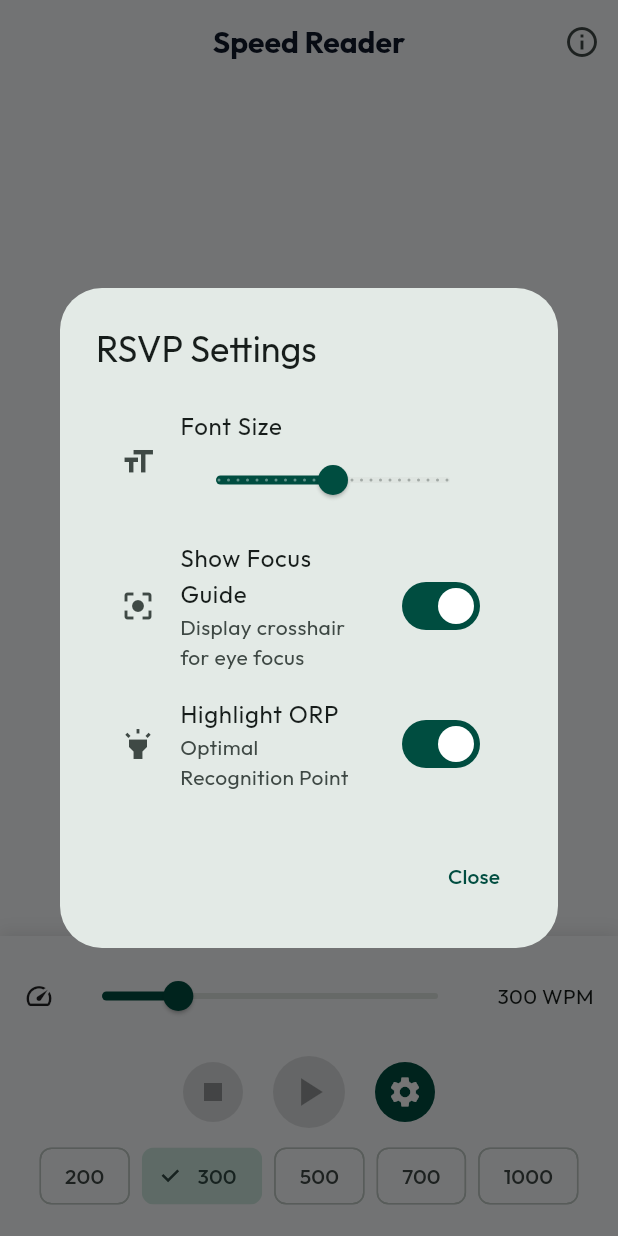
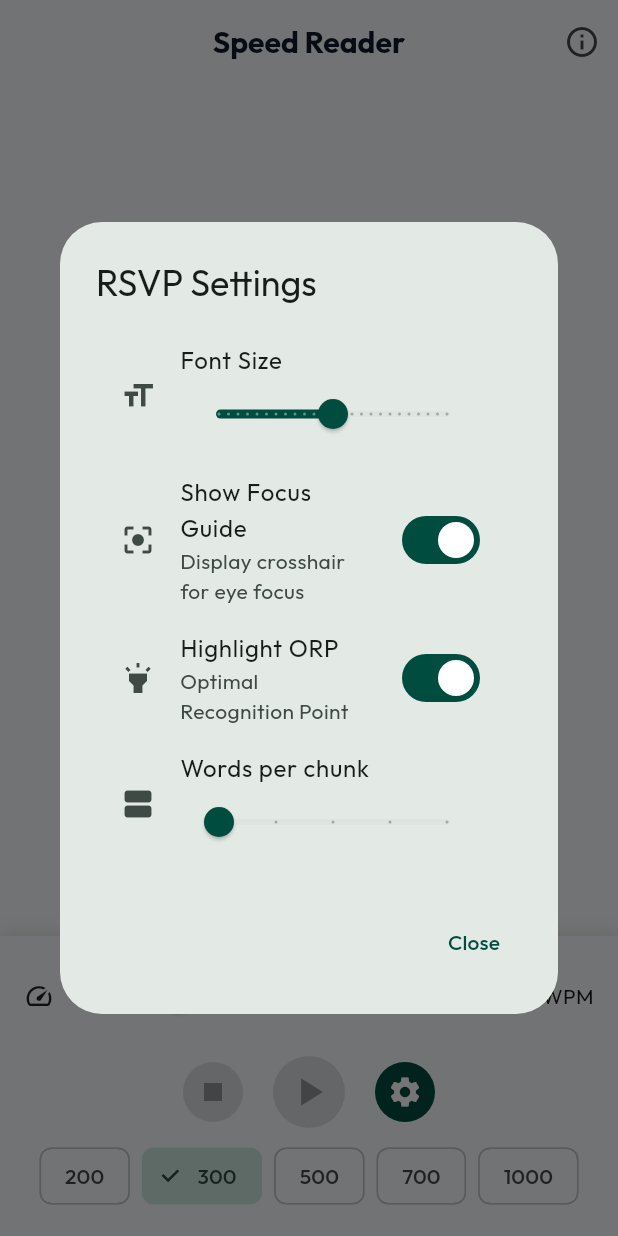
Before and after one commit to HassanTeslim007/speed_reader, a Flutter app: the RsvpScreen screen opened by its route, after a tap on the "settings" icon, on a phone screen of 412 x 824 dp. Run offline on Flutter 3.47's test engine with Material 3 defaults, Android fonts, the phone set to English and light mode, and no system bars; our stand-ins replace equatable, file_picker, flutter_spinkit, go_router, google_fonts, shared_preferences; missing offline and left inert: pdfx, syncfusion_flutter_pdf; accounts and stored records are empty.

Commit message:
feat: Add text reader screen with HTML parsing and RSVP chunking functionality.

```diff
--- a/lib/core/constants/app_constants.dart
+++ b/lib/core/constants/app_constants.dart
@@ -34,5 +34,5 @@ class AppConstants {
   static const String keyReadingProgress = 'reading_progress_';
 
   // Supported File Extensions
-  static const List<String> supportedExtensions = ['pdf'];
+  static const List<String> supportedExtensions = ['pdf', 'txt', 'html'];
 }
--- a/lib/core/router/app_router.dart
+++ b/lib/core/router/app_router.dart
@@ -4,6 +4,7 @@ import 'package:speed_reader/features/pdf_viewer/screens/pdf_viewer_screen.dart'
 import 'package:speed_reader/features/settings/screens/settings_screen.dart';
 import 'package:speed_reader/features/speed_reader/screens/rsvp_screen.dart';
 import 'package:speed_reader/features/splash/screens/splash_screen.dart';
+import 'package:speed_reader/features/text_viewer/screens/text_reader_screen.dart';
 
 /// App routing configuration
 class AppRouter {
@@ -13,6 +14,7 @@ class AppRouter {
   static const String splash = '/splash';
   static const String library = '/library';
   static const String pdfViewer = '/pdf-viewer';
+  static const String textReader = '/text-reader';
   static const String settings = '/settings';
   static const String rsvp = '/rsvp';
 
@@ -29,6 +31,14 @@ class AppRouter {
         path: library,
         name: 'library',
         builder: (context, state) => const LibraryScreen(),
+      ),
+      GoRoute(
+        path: textReader,
+        name: 'text-reader',
+        builder: (context, state) {
+          final filePath = state.extra as String?;
+          return TextReaderScreen(filePath: filePath);
+        },
       ),
       GoRoute(
         path: pdfViewer,
--- a/lib/features/speed_reader/models/rsvp_settings.dart
+++ b/lib/features/speed_reader/models/rsvp_settings.dart
@@ -10,6 +10,7 @@ class RsvpSettings extends Equatable {
   final Color highlightColor;
   final bool showFocusGuide;
   final bool highlightORP; // Optimal Recognition Point
+  final int chunkSize; // Number of words to display at once
 
   const RsvpSettings({
     this.wordsPerMinute = 300,
@@ -19,6 +20,7 @@ class RsvpSettings extends Equatable {
     this.highlightColor = Colors.red,
     this.showFocusGuide = true,
     this.highlightORP = true,
+    this.chunkSize = 1,
   });
 
   RsvpSettings copyWith({
@@ -29,6 +31,7 @@ class RsvpSettings extends Equatable {
     Color? highlightColor,
     bool? showFocusGuide,
     bool? highlightORP,
+    int? chunkSize,
   }) {
     return RsvpSettings(
       wordsPerMinute: wordsPerMinute ?? this.wordsPerMinute,
@@ -38,11 +41,12 @@ class RsvpSettings extends Equatable {
       highlightColor: highlightColor ?? this.highlightColor,
       showFocusGuide: showFocusGuide ?? this.showFocusGuide,
       highlightORP: highlightORP ?? this.highlightORP,
+      chunkSize: chunkSize ?? this.chunkSize,
     );
   }
 
-  /// Get delay between words in milliseconds
-  int get delayMs => (60000 / wordsPerMinute).round();
+  /// Get delay between chunks in milliseconds
+  int get delayMs => (60000 / (wordsPerMinute / chunkSize)).round();
 
   @override
   List<Object?> get props => [
@@ -53,5 +57,6 @@ class RsvpSettings extends Equatable {
     highlightColor,
     showFocusGuide,
     highlightORP,
+    chunkSize,
   ];
 }
--- a/lib/features/speed_reader/providers/rsvp_provider.dart
+++ b/lib/features/speed_reader/providers/rsvp_provider.dart
@@ -17,7 +17,11 @@ class RsvpProvider extends ChangeNotifier {
   RsvpPlaybackState get playbackState => _playbackState;
   List<String> get words => _words;
   int get currentWordIndex => _currentWordIndex;
-  String get currentWord => _words.isEmpty ? '' : _words[_currentWordIndex];
+  String get currentWord {
+    if (_words.isEmpty) return '';
+    final endIndex = (_currentWordIndex + _settings.chunkSize).clamp(0, _words.length);
+    return _words.sublist(_currentWordIndex, endIndex).join(' ');
+  }
   int get totalWords => _words.length;
   double get progress =>
       _words.isEmpty ? 0.0 : _currentWordIndex / _words.length;
@@ -72,8 +76,8 @@ class RsvpProvider extends ChangeNotifier {
 
   /// Move to next word
   void _nextWord() {
-    if (_currentWordIndex < _words.length - 1) {
-      _currentWordIndex++;
+    if (_currentWordIndex + _settings.chunkSize < _words.length) {
+      _currentWordIndex += _settings.chunkSize;
       notifyListeners();
     } else {
       // Reached end
@@ -84,7 +88,7 @@ class RsvpProvider extends ChangeNotifier {
   /// Jump to specific word index
   void jumpToWord(int index) {
     if (index >= 0 && index < _words.length) {
-      _currentWordIndex = index;
+      _currentWordIndex = index - (index % _settings.chunkSize);
       notifyListeners();
     }
   }
--- a/lib/features/speed_reader/widgets/rsvp_controls.dart
+++ b/lib/features/speed_reader/widgets/rsvp_controls.dart
@@ -189,6 +189,24 @@ class RsvpControls extends StatelessWidget {
                     );
                   },
                 ),
+
+                // Chunk Size slider
+                ListTile(
+                  leading: const Icon(Icons.view_agenda),
+                  title: const Text('Words per chunk'),
+                  subtitle: Slider(
+                    value: provider.settings.chunkSize.toDouble(),
+                    min: 1,
+                    max: 5,
+                    divisions: 4,
+                    label: provider.settings.chunkSize.toString(),
+                    onChanged: (value) {
+                      provider.updateSettings(
+                        provider.settings.copyWith(chunkSize: value.round()),
+                      );
+                    },
+                  ),
+                ),
               ],
             ),
           ),
--- a/lib/features/speed_reader/widgets/rsvp_display.dart
+++ b/lib/features/speed_reader/widgets/rsvp_display.dart
@@ -7,7 +7,6 @@ import 'package:speed_reader/features/speed_reader/providers/rsvp_provider.dart'
 class RsvpDisplay extends StatelessWidget {
   const RsvpDisplay({super.key});
 
-  /// Find the Optimal Recognition Point (ORP) - usually around 1/3 from start
   int _findORP(String word) {
     if (word.length <= 1) return 0;
     return (word.length * 0.35).round();
@@ -32,14 +31,15 @@ class RsvpDisplay extends StatelessWidget {
           );
         }
 
-        final orpIndex = _findORP(word);
-
         return Container(
           color: settings.backgroundColor,
           child: Stack(
             children: [
               // Focus guide (crosshair)
               if (settings.showFocusGuide)
+                ...[
+                  // Since we might have multiple words, relying on a static crosshair is still somewhat helpful,
+                  // but we center it in the display.
                   Center(
                     child: CustomPaint(
                       size: const Size(200, 200),
@@ -48,12 +48,16 @@ class RsvpDisplay extends StatelessWidget {
                       ),
                     ),
                   ),
+                ],
 
               // Word display
               Center(
+                child: Padding(
+                  padding: const EdgeInsets.symmetric(horizontal: 16.0),
                   child: settings.highlightORP
-                    ? _buildWordWithORP(word, orpIndex, settings)
+                      ? _buildChunkWithORP(word, settings)
                       : _buildSimpleWord(word, settings),
+                ),
               ),
 
               // Progress indicator
@@ -93,6 +97,7 @@ class RsvpDisplay extends StatelessWidget {
   Widget _buildSimpleWord(String word, RsvpSettings settings) {
     return Text(
       word,
+      textAlign: TextAlign.center,
       style: TextStyle(
         fontSize: settings.fontSize,
         color: settings.textColor,
@@ -102,25 +107,26 @@ class RsvpDisplay extends StatelessWidget {
     );
   }
 
-  Widget _buildWordWithORP(String word, int orpIndex, RsvpSettings settings) {
-    final before = word.substring(0, orpIndex);
-    final orp = word[orpIndex];
-    final after = orpIndex < word.length - 1
-        ? word.substring(orpIndex + 1)
-        : '';
+  Widget _buildChunkWithORP(String chunk, RsvpSettings settings) {
+    final words = chunk.split(' ');
+    final List<InlineSpan> spans = [];
 
-    return RichText(
-      text: TextSpan(
-        style: TextStyle(
-          fontSize: settings.fontSize,
-          fontWeight: FontWeight.w500,
-          letterSpacing: 1.2,
-        ),
-        children: [
+    for (int i = 0; i < words.length; i++) {
+      final w = words[i];
+      if (w.isEmpty) continue;
+
+      final orpIndex = _findORP(w);
+      final before = w.substring(0, orpIndex);
+      final orp = w[orpIndex];
+      final after = orpIndex < w.length - 1 ? w.substring(orpIndex + 1) : '';
+
+      spans.add(
         TextSpan(
           text: before,
           style: TextStyle(color: settings.textColor),
         ),
+      );
+      spans.add(
         TextSpan(
           text: orp,
           style: TextStyle(
@@ -128,11 +134,28 @@ class RsvpDisplay extends StatelessWidget {
             fontWeight: FontWeight.bold,
           ),
         ),
+      );
+      spans.add(
         TextSpan(
           text: after,
           style: TextStyle(color: settings.textColor),
         ),
-        ],
+      );
+
+      if (i < words.length - 1) {
+        spans.add(const TextSpan(text: ' '));
+      }
+    }
+
+    return RichText(
+      textAlign: TextAlign.center,
+      text: TextSpan(
+        style: TextStyle(
+          fontSize: settings.fontSize,
+          fontWeight: FontWeight.w500,
+          letterSpacing: 1.2,
+        ),
+        children: spans,
       ),
     );
   }
--- a/pubspec.yaml
+++ b/pubspec.yaml
@@ -35,6 +35,8 @@ dependencies:
   uuid: ^4.5.2
   flutter_spinkit: ^5.2.2
   google_fonts: ^6.2.1
+  http: ^1.6.0
+  html: ^0.15.6
 
 dev_dependencies:
   flutter_test:
```
Also changed, not shown: lib/features/library/repositories/library_repository.dart (+14 -7 lines), lib/features/library/screens/library_screen.dart (+94 -4 lines), lib/features/text_viewer/screens/text_reader_screen.dart (added, +117 -0 lines), pubspec.lock, 3 other files. Lines whose indentation alone changed are shown as unchanged.
